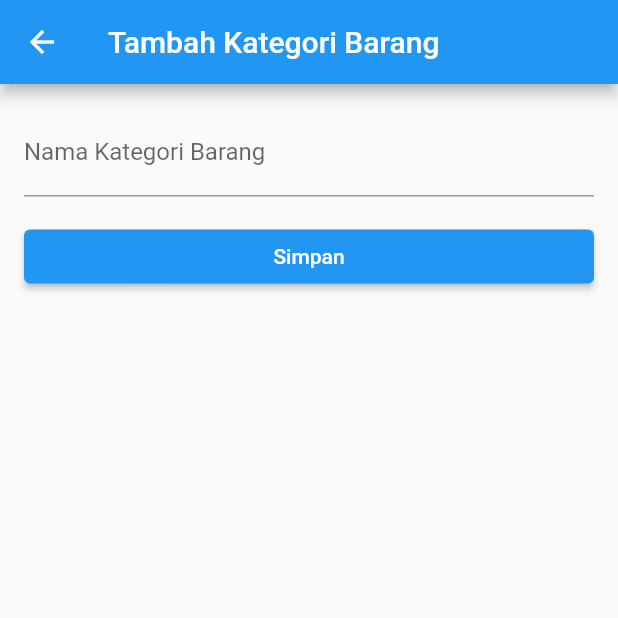
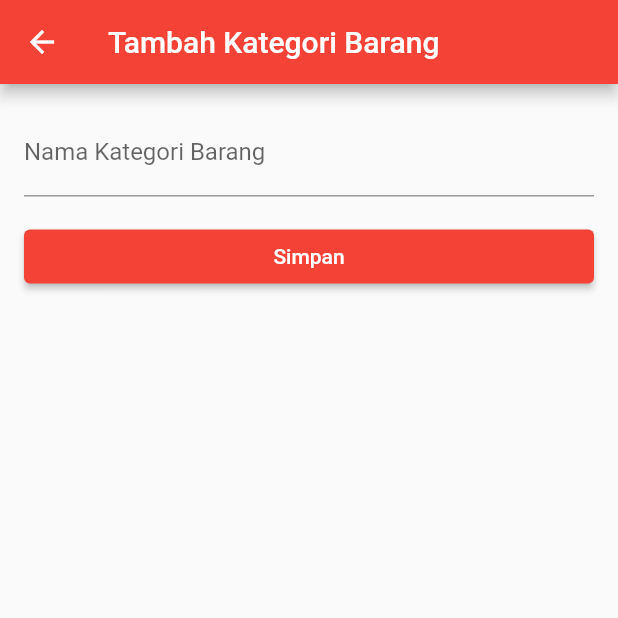
Before and after one commit to Reyfadh07/exerciseapi_033, a Flutter app: the screen it shows after launch, after a tap on the "add" icon, on a phone screen of 412 x 824 dp, the top half of it. Run offline on Flutter 3.47's test engine with Material 2 defaults, Android fonts, the phone set to English and light mode, and no system bars; network calls fail.

```diff
--- a/lib/main.dart
+++ b/lib/main.dart
@@ -14,7 +14,7 @@ class MyApp extends StatelessWidget {
       title: 'Flutter Demo',
       debugShowCheckedModeBanner: false,
       theme: ThemeData(
-        primarySwatch: Colors.blue,
+        primarySwatch: Colors.red,
       ),
       home: const KategoriBarang(),
     );
--- a/lib/model/kategori_barang_model.dart
+++ b/lib/model/kategori_barang_model.dart
@@ -1,31 +1,34 @@
 import 'dart:convert';
 
-//klik kanan trus pilih "generate data class"
 class KategoriBarangModel {
   final String nama;
-
+  var id;
   KategoriBarangModel({
     required this.nama,
+    this.id,
   });
 
   KategoriBarangModel copyWith({
     String? nama,
+    int? id,
   }) {
     return KategoriBarangModel(
       nama: nama ?? this.nama,
+      id: id ?? this.id,
     );
   }
 
   Map<String, dynamic> toMap() {
     return {
-      //sesuaikan dengan nama column yg ada di database
       'nama_kategori_barang': nama,
+      'id_kategori_barang': id.toMap(),
     };
   }
 
   factory KategoriBarangModel.fromMap(Map<String, dynamic> map) {
     return KategoriBarangModel(
       nama: map['nama_kategori_barang'] ?? '',
+      id: map['id_kategori_barang'] ?? '',
     );
   }
 
@@ -35,15 +38,15 @@ class KategoriBarangModel {
       KategoriBarangModel.fromMap(json.decode(source));
 
   @override
-  String toString() => 'KategoriBarangModel(nama: $nama)';
+  String toString() => 'KategoriBarangModel(nama: $nama, id: $id)';
 
   @override
   bool operator ==(Object other) {
     if (identical(this, other)) return true;
 
-    return other is KategoriBarangModel && other.nama == nama;
+    return other is KategoriBarangModel && other.nama == nama && other.id == id;
   }
 
   @override
-  int get hashCode => nama.hashCode;
+  int get hashCode => nama.hashCode ^ id.hashCode;
 }
```
